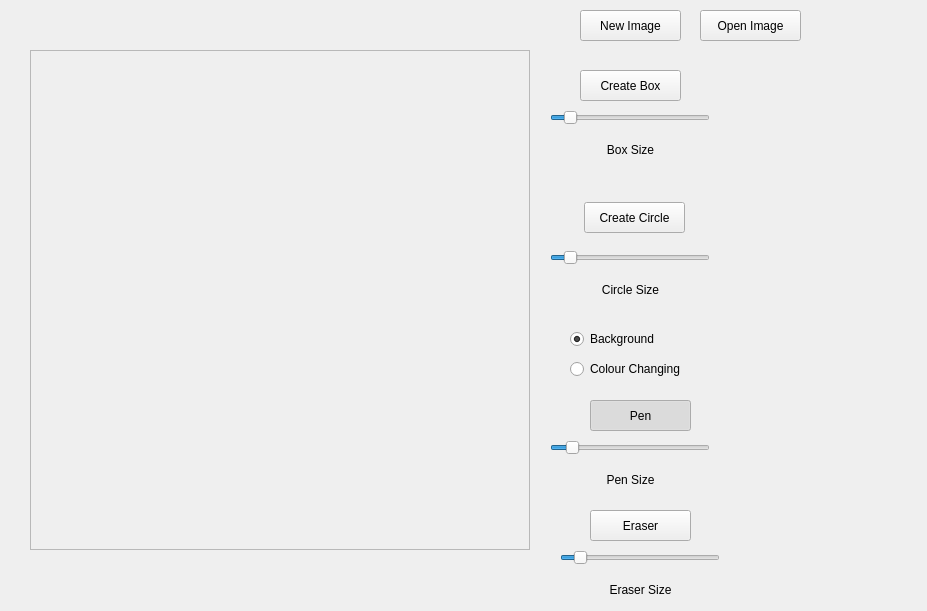
The window that PiDMX/ui/createSpriteWindow.ui (68Duck/PiDMX) describes before a commit, drawn with Qt 5.
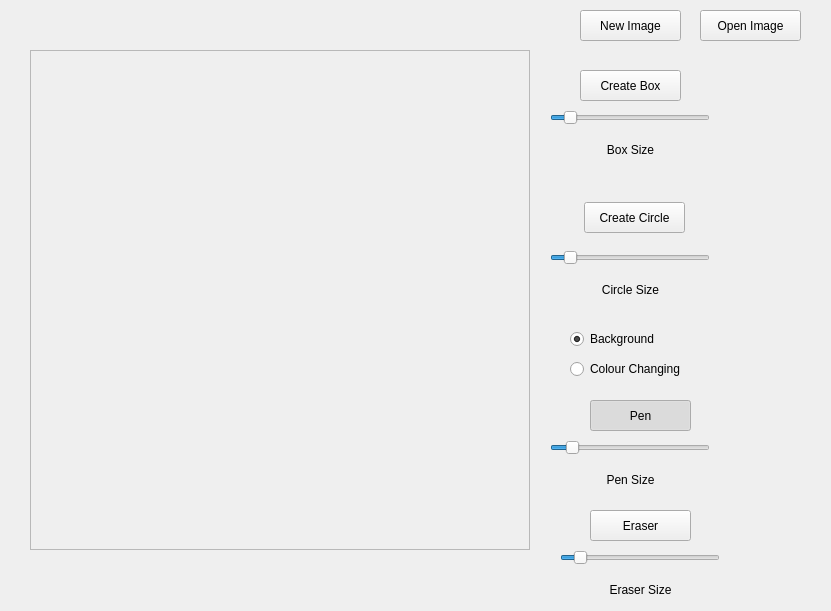
The same window after the commit.

Commit message: Added error window when images are created with the same name + minor fixes

Patch:
```diff
--- a/PiDMX/ui/createSpriteWindow.ui
+++ b/PiDMX/ui/createSpriteWindow.ui
@@ -6,7 +6,7 @@
    <rect>
     <x>0</x>
     <y>0</y>
-    <width>927</width>
+    <width>831</width>
     <height>611</height>
    </rect>
   </property>
```
The commit also changes 2 other files.
